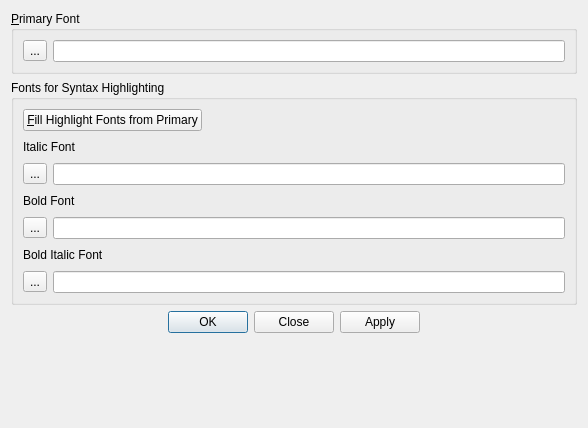
eteran/nedit-ng, file source/DialogFonts.ui: the form before one commit.
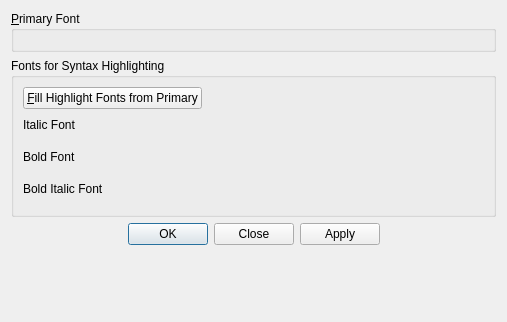
The form after the commit. Custom widgets are drawn as their Qt base class.

Commit message: improved how the font selector works now you can just select via a drop down which font you want, and it won't offer variable width fonts that are unlikely to work well. related to issue #5

What changed in the file:
```diff
--- a/source/DialogFonts.ui
+++ b/source/DialogFonts.ui
@@ -6,8 +6,8 @@
    <rect>
     <x>0</x>
     <y>0</y>
-    <width>588</width>
-    <height>428</height>
+    <width>507</width>
+    <height>322</height>
    </rect>
   </property>
   <property name="windowTitle">
@@ -19,16 +19,9 @@
      <property name="title">
       <string>&amp;Primary Font</string>
      </property>
-     <layout class="QHBoxLayout" name="horizontalLayout">
+     <layout class="QVBoxLayout" name="verticalLayout_3">
       <item>
-       <widget class="QToolButton" name="buttonPrimaryFont">
-        <property name="text">
-         <string>...</string>
-        </property>
-       </widget>
-      </item>
-      <item>
-       <widget class="QLineEdit" name="editFontPrimary"/>
+       <widget class="FixedFontSelector" name="fontPrimary" native="true"/>
       </item>
      </layout>
     </widget>
@@ -95,7 +88,7 @@
                <color alpha="255">
                 <red>255</red>
                 <green>0</green>
-                <blue>4</blue>
+                <blue>0</blue>
                </color>
               </brush>
              </colorrole>
@@ -106,7 +99,7 @@
                <color alpha="255">
                 <red>255</red>
                 <green>0</green>
-                <blue>4</blue>
+                <blue>0</blue>
                </color>
               </brush>
              </colorrole>
@@ -132,18 +125,7 @@
        </layout>
       </item>
       <item>
-       <layout class="QHBoxLayout" name="horizontalLayout_8">
-        <item>
-         <widget class="QToolButton" name="buttonFontItalic">
-          <property name="text">
-           <string>...</string>
-          </property>
-         </widget>
-        </item>
-        <item>
-         <widget class="QLineEdit" name="editFontItalic"/>
-        </item>
-       </layout>
+       <widget class="FixedFontSelector" name="fontItalic" native="true"/>
       </item>
       <item>
        <layout class="QHBoxLayout" name="horizontalLayout_4">
@@ -214,18 +196,7 @@
        </layout>
       </item>
       <item>
-       <layout class="QHBoxLayout" name="horizontalLayout_7">
-        <item>
-         <widget class="QToolButton" name="buttonFontBold">
-          <property name="text">
-           <string>...</string>
-          </property>
-         </widget>
-        </item>
-        <item>
-         <widget class="QLineEdit" name="editFontBold"/>
-        </item>
-       </layout>
+       <widget class="FixedFontSelector" name="fontBold" native="true"/>
       </item>
       <item>
        <layout class="QHBoxLayout" name="horizontalLayout_5">
@@ -296,18 +267,7 @@
        </layout>
       </item>
       <item>
-       <layout class="QHBoxLayout" name="horizontalLayout_6">
-        <item>
-         <widget class="QToolButton" name="buttonFontBoldItalic">
-          <property name="text">
-           <string>...</string>
-          </property>
-         </widget>
-        </item>
-        <item>
-         <widget class="QLineEdit" name="editFontBoldItalic"/>
-        </item>
-       </layout>
+       <widget class="FixedFontSelector" name="fontBoldItalic" native="true"/>
       </item>
      </layout>
     </widget>
@@ -340,6 +300,14 @@
    </item>
   </layout>
  </widget>
+ <customwidgets>
+  <customwidget>
+   <class>FixedFontSelector</class>
+   <extends>QWidget</extends>
+   <header>FixedFontSelector.h</header>
+   <container>1</container>
+  </customwidget>
+ </customwidgets>
  <resources/>
  <connections>
   <connection>
```
The commit also changes 6 other files.
